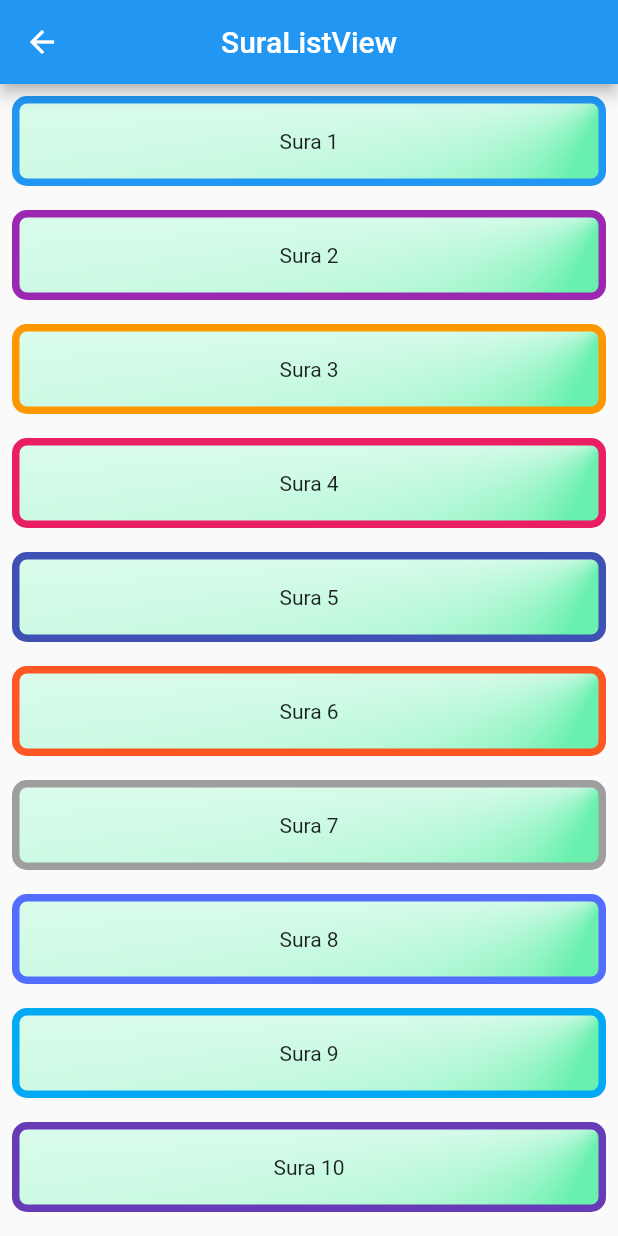
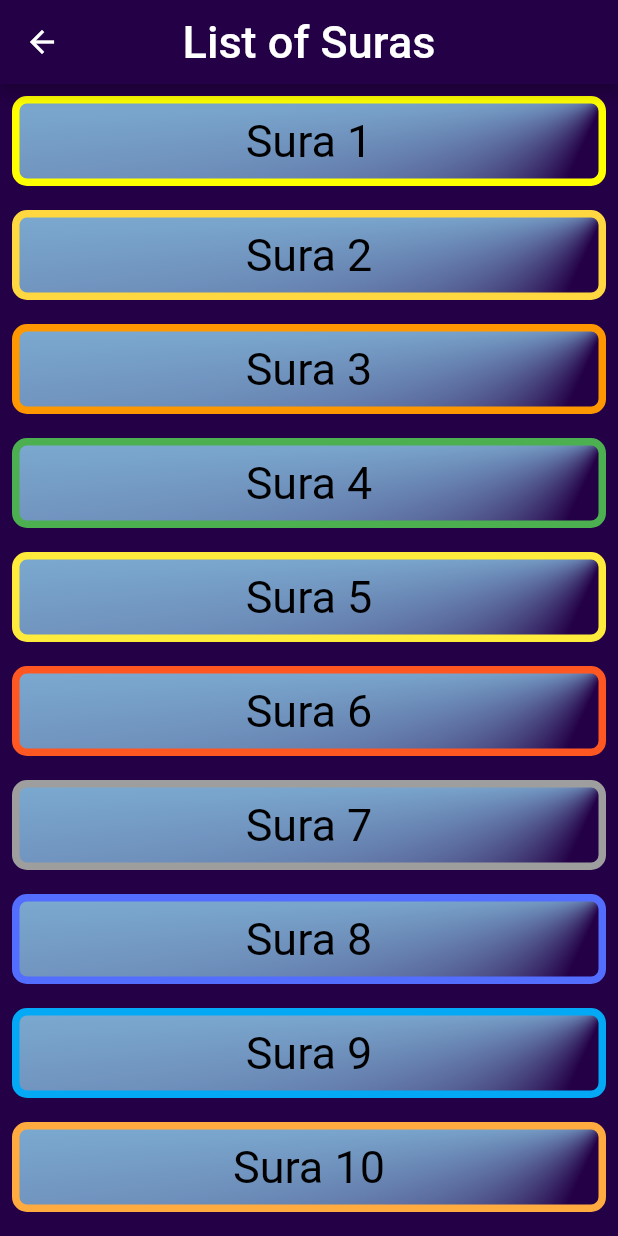
Before and after one commit to CPAD-Gazipur/Counter, a Flutter app: the SuraListView screen opened by its route, on a phone screen of 412 x 824 dp. Run offline on Flutter 3.47's test engine with Material 2 defaults, Android fonts, the light colour scheme and no system bars; our stand-ins replace animated_flip_counter, get.

Commit message:
UI Updated by Yeaseen Ahmed

```diff
--- a/lib/app/modules/home/controllers/home_controller.dart
+++ b/lib/app/modules/home/controllers/home_controller.dart
@@ -18,33 +18,18 @@ class HomeController extends GetxController {
 
   static const List<Color> colors = [
     Colors.red,
-    // Colors.green,
-    Colors.blue,
-    // Colors.yellow,
-    Colors.purple,
+    Colors.yellowAccent,
+    Colors.amberAccent,
     Colors.orange,
-    Colors.pink,
-    // Colors.teal,
-    // Colors.cyan,
-    Colors.indigo,
-    // Colors.lime,
-    // Colors.amber,
-    // Colors.lightGreen,
+    Colors.green,
+    Colors.yellow,
     Colors.deepOrange,
-    // Colors.brown,
     Colors.grey,
     Colors.indigoAccent,
     Colors.lightBlue,
-    Colors.deepPurple,
+    Colors.orangeAccent,
     Colors.blueAccent,
-    // Colors.greenAccent,
     Colors.redAccent,
-    // Colors.yellowAccent,
     Colors.orangeAccent,
-    // Colors.pinkAccent,
-    // Colors.tealAccent,
-    // Colors.cyanAccent,
-    // Colors.black,
-    // Colors.white,
   ];
 }
--- a/lib/app/modules/home/views/sura_list_view.dart
+++ b/lib/app/modules/home/views/sura_list_view.dart
@@ -8,8 +8,16 @@ class SuraListView extends GetView {
   @override
   Widget build(BuildContext context) {
     return Scaffold(
+      backgroundColor: Color(0xff240046),
       appBar: AppBar(
-        title: Text('SuraListView'),
+        title: Text(
+          'List of Suras',
+          style: TextStyle(
+            color: Colors.white,
+            fontSize: 30,
+          ),
+        ),
+        backgroundColor: Color(0xff240046),
         centerTitle: true,
       ),
       body: SingleChildScrollView(
@@ -25,7 +33,13 @@ class SuraListView extends GetView {
                   child: Container(
                     height: 60,
                     child: Center(
-                      child: Text('Sura $i'),
+                      child: Text(
+                        'Sura $i',
+                        style: TextStyle(
+                          color: Colors.black,
+                          fontSize: 30,
+                        ),
+                      ),
                     ),
                     decoration: BoxDecoration(
                       gradient: SweepGradient(
@@ -33,8 +47,8 @@ class SuraListView extends GetView {
                         startAngle: 2,
                         endAngle: 5,
                         colors: const <Color>[
-                          Colors.greenAccent, // blue
-                          Colors.white,
+                          Color(0xff240046),
+                          Color(0xff97dffc),
                         ],
                         stops: const <double>[0.0, 0.5],
                       ),
--- a/pubspec.yaml
+++ b/pubspec.yaml
@@ -11,6 +11,10 @@ dependencies:
   flutter:
     sdk: flutter
   get_cli: ^1.7.1
+  animated_counter: ^1.0.0
+  animated_flip_counter: ^0.2.2
+  animated_text_kit: ^4.2.1
+  bouncing_widget: ^2.0.0
 
 dev_dependencies:
   flutter_lints: ^1.0.0
```
Also changed, not shown: lib/app/modules/home/views/home_view.dart (+77 -10 lines), pubspec.lock.
